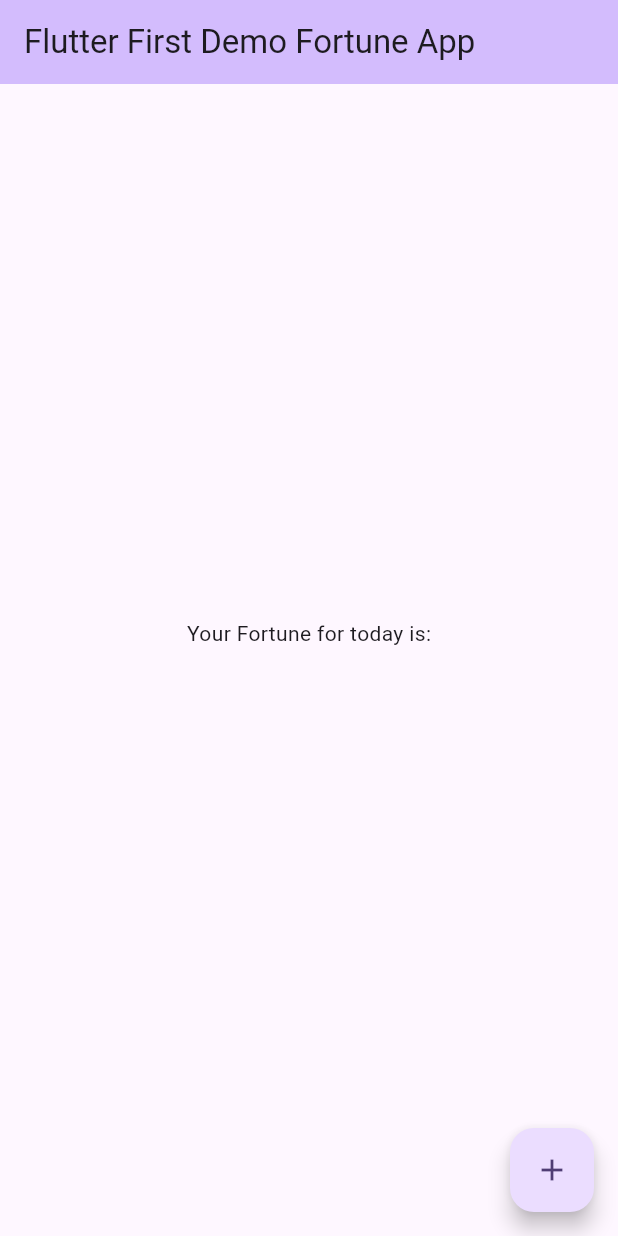
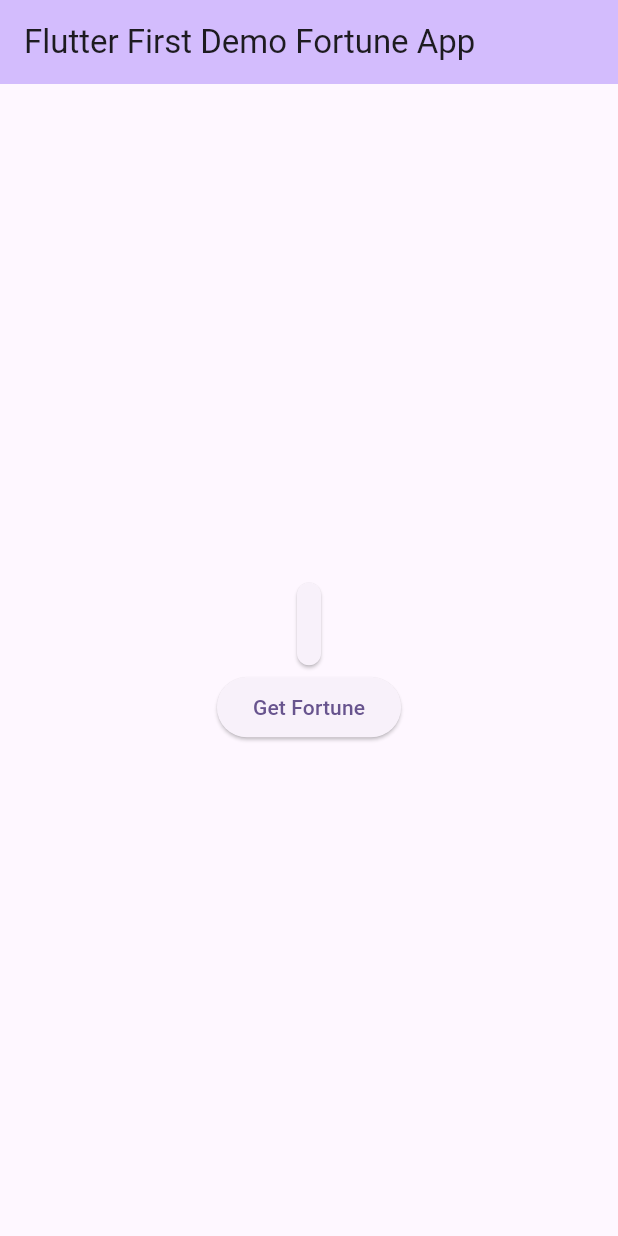
Before and after one commit to PradeepVerma-55/fortune_cookie, a Flutter app: the screen it shows after launch, on a phone screen of 412 x 824 dp. Run offline on Flutter 3.47's test engine with Material 3 defaults, Android fonts, the phone set to English and light mode, and no system bars.

Commit message:
Add Elevated Button - Styling and cleanup

```diff
--- a/lib/main.dart
+++ b/lib/main.dart
@@ -57,19 +57,27 @@ class _MyHomePageState extends State<MyHomePage> {
         child: Column(
           mainAxisAlignment: MainAxisAlignment.center,
           children: <Widget>[
-            Text("Your Fortune for today is:"),
-            Text(
-              _currentFortune,
-              style: Theme.of(context).textTheme.headlineMedium,
+            Card(
+              child: Padding(
+                padding: const EdgeInsets.all(8.0),
+                child: Text(
+                  _currentFortune,
+                  style: Theme.of(context).textTheme.headlineLarge,
+                ),
+              ),
+            ),
+            ElevatedButton(
+              onPressed: _randomizeFortune,
+              child: Text("Get Fortune"),
             ),
           ],
         ),
       ),
-      floatingActionButton: FloatingActionButton(
-        onPressed: _randomizeFortune,
-        tooltip: 'Increment',
-        child: const Icon(Icons.add),
-      ), // This trailing comma makes auto-formatting nicer for build methods.
+      // floatingActionButton: FloatingActionButton(
+      //   onPressed: _randomizeFortune,
+      //   tooltip: 'Increment',
+      //   child: const Icon(Icons.add),
+      // ), // This trailing comma makes auto-formatting nicer for build methods.
     );
   }
 }
```
